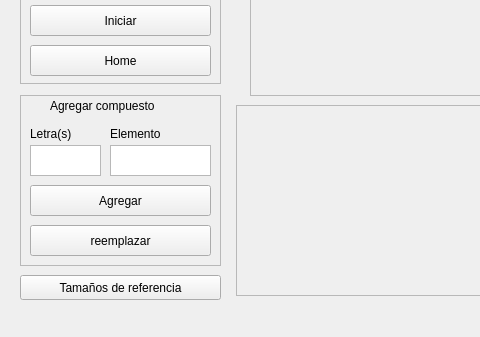
Before: the Qt Designer form alternative_GUI/GUI.ui in joaramirezra/Microscopio, drawn with Qt 5; both pictures show x 0 to 480 and y 204 to 541 of the 959 by 541 pixel window.
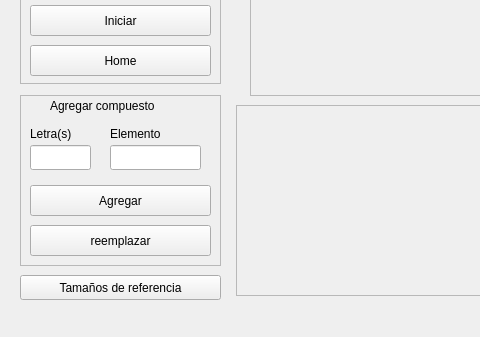
After: the same form once the commit is applied.

What changed in the file:
```diff
--- a/alternative_GUI/GUI.ui
+++ b/alternative_GUI/GUI.ui
@@ -252,16 +252,6 @@
     <property name="frameShadow">
      <enum>QFrame::Raised</enum>
     </property>
-    <widget class="QTextEdit" name="textEdit_4">
-     <property name="geometry">
-      <rect>
-       <x>10</x>
-       <y>50</y>
-       <width>71</width>
-       <height>31</height>
-      </rect>
-     </property>
-    </widget>
     <widget class="QLabel" name="label_14">
      <property name="geometry">
       <rect>
@@ -327,13 +317,23 @@
       <string>Elemento</string>
      </property>
     </widget>
-    <widget class="QTextEdit" name="textEdit_3">
+    <widget class="QLineEdit" name="Key_input">
+     <property name="geometry">
+      <rect>
+       <x>10</x>
+       <y>50</y>
+       <width>61</width>
+       <height>25</height>
+      </rect>
+     </property>
+    </widget>
+    <widget class="QLineEdit" name="new_compnent_input">
      <property name="geometry">
       <rect>
        <x>90</x>
        <y>50</y>
-       <width>101</width>
-       <height>31</height>
+       <width>91</width>
+       <height>25</height>
       </rect>
      </property>
     </widget>
```
